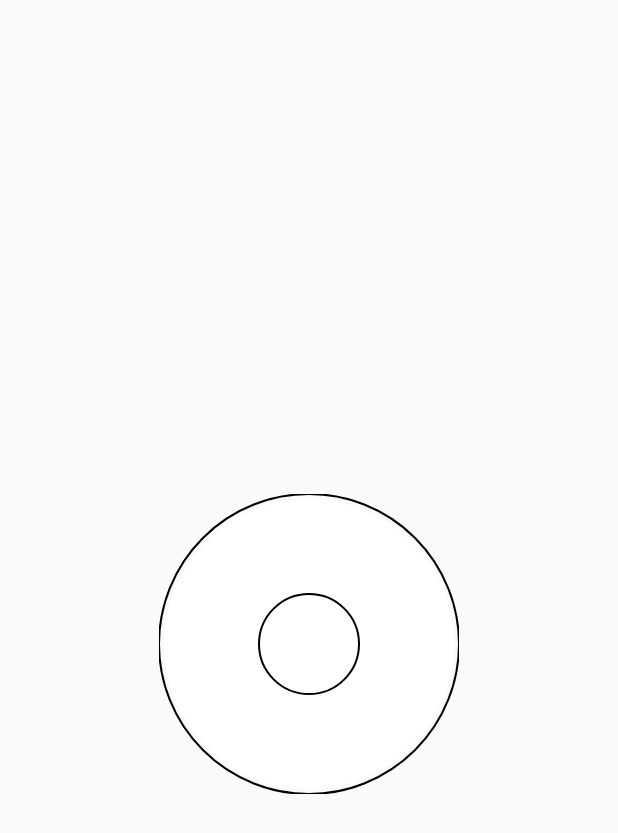
After one commit to noel77543/ToolList, an Android app: the fragment RockerViewFragment placed in its activity, on a phone screen of 412 x 824 dp. The commit adds this screen. Shown: the top 833 px of the screen. Run offline under Robolectric (Android 15) with nearby library versions, the phone set to English and light mode, and no system bars; our stand-ins replace ButterKnife.

Commit message:
[新增] 新增RockerView

```diff
--- a/app/src/main/java/tw/noel/sung/com/toollist/MainActivity.java
+++ b/app/src/main/java/tw/noel/sung/com/toollist/MainActivity.java
@@ -133,6 +133,7 @@ public class MainActivity extends FragmentActivity implements Runnable, Expandab
         childrenUI.add("6. LotteryView");
         childrenUI.add("7. AutoTextView");
         childrenUI.add("8. MultipleSectionProgressView");
+        childrenUI.add("9. RockerView");
 
         ArrayList<String> childrenTool = new ArrayList<>();
         childrenTool.add("1. QRCode Scanner");
@@ -235,6 +236,11 @@ public class MainActivity extends FragmentActivity implements Runnable, Expandab
                 case 7:
                     intent.putExtra(KEY_PAGE, UIActivity.PAGE_MULTIPLES_SECTION_PROGRESS_VIEW);
                     break;
+                //RockerVIew
+                case 8:
+                    intent.putExtra(KEY_PAGE, UIActivity.PAGE_ROCKER_VIEW);
+                    break;
+
             }
             intent.putExtra(KEY_TITLE, (String) parent.getExpandableListAdapter().getChild(groupPosition, childPosition));
             startActivity(intent);
--- a/app/src/main/java/tw/noel/sung/com/toollist/ui/UIActivity.java
+++ b/app/src/main/java/tw/noel/sung/com/toollist/ui/UIActivity.java
@@ -24,6 +24,7 @@ import tw.noel.sung.com.toollist.ui.flower_button.FlowerButtonFragment;
 import tw.noel.sung.com.toollist.ui.link_view.LinkViewFragment;
 import tw.noel.sung.com.toollist.ui.loterry_view.LotteryViewFragment;
 import tw.noel.sung.com.toollist.ui.multiple_section_progress_view.MultipleSectionProgressViewFragment;
+import tw.noel.sung.com.toollist.ui.rocker_view.RockerViewFragment;
 import tw.noel.sung.com.toollist.ui.simple_pie_view.SimplePieViewFragment;
 import tw.noel.sung.com.toollist.ui.round_progress_view.RoundProgressViewFragment;
 
@@ -43,8 +44,9 @@ public class UIActivity extends FragmentActivity {
     public static final int PAGE_LOTTERY_VIEW = 106;
     public static final int PAGE_AUTO_TEXT_VIEW = 107;
     public static final int PAGE_MULTIPLES_SECTION_PROGRESS_VIEW = 108;
+    public static final int PAGE_ROCKER_VIEW = 109;
 
-    @IntDef({PAGE_FLOWER_BUTTON, PAGE_LINK_VIEW, PAGE_SIMPLE_PIE_VIEW, PAGE_BLOCK_PIE_VIEW, PAGE_ROUND_PROGRESS_VIEW, PAGE_LOTTERY_VIEW, PAGE_AUTO_TEXT_VIEW,PAGE_MULTIPLES_SECTION_PROGRESS_VIEW})
+    @IntDef({PAGE_FLOWER_BUTTON, PAGE_LINK_VIEW, PAGE_SIMPLE_PIE_VIEW, PAGE_BLOCK_PIE_VIEW, PAGE_ROUND_PROGRESS_VIEW, PAGE_LOTTERY_VIEW, PAGE_AUTO_TEXT_VIEW, PAGE_MULTIPLES_SECTION_PROGRESS_VIEW, PAGE_ROCKER_VIEW})
     @Retention(RetentionPolicy.SOURCE)
     public @interface Page {
     }
@@ -94,6 +96,9 @@ public class UIActivity extends FragmentActivity {
             case PAGE_MULTIPLES_SECTION_PROGRESS_VIEW:
                 fragment = new MultipleSectionProgressViewFragment();
                 break;
+            case PAGE_ROCKER_VIEW:
+                fragment = new RockerViewFragment();
+                break;
         }
         if (fragment != null) {
             replaceFragment(fragment, null);
--- a/app/src/main/java/tw/noel/sung/com/toollist/ui/link_view/util/LinkView.java
+++ b/app/src/main/java/tw/noel/sung/com/toollist/ui/link_view/util/LinkView.java
@@ -74,9 +74,7 @@ public class LinkView extends android.support.v7.widget.AppCompatImageView imple
     private Context context;
 
     public LinkView(Context context) {
-        super(context);
-        this.context = context;
-        init();
+        this(context,null);
     }
 
     public LinkView(Context context, @Nullable AttributeSet attrs) {
--- /dev/null
+++ b/app/src/main/java/tw/noel/sung/com/toollist/ui/rocker_view/RockerViewFragment.java
@@ -0,0 +1,16 @@
+package tw.noel.sung.com.toollist.ui.rocker_view;
+
+import tw.noel.sung.com.toollist.BasePageFragment;
+import tw.noel.sung.com.toollist.R;
+
+public class RockerViewFragment extends BasePageFragment {
+    @Override
+    protected int getContentView() {
+        return R.layout.fragment_rocker_view;
+    }
+
+    @Override
+    protected void init() {
+
+    }
+}
--- /dev/null
+++ b/app/src/main/java/tw/noel/sung/com/toollist/ui/rocker_view/util/RockerView.java
@@ -0,0 +1,194 @@
+package tw.noel.sung.com.toollist.ui.rocker_view.util;
+
+import android.content.Context;
+import android.content.res.TypedArray;
+import android.graphics.Bitmap;
+import android.graphics.Canvas;
+import android.graphics.Color;
+import android.graphics.Paint;
+import android.graphics.PorterDuff;
+import android.graphics.drawable.BitmapDrawable;
+import android.os.Build;
+import android.support.annotation.Nullable;
+import android.util.AttributeSet;
+import android.util.Log;
+import android.view.MotionEvent;
+import android.view.View;
+import android.view.ViewTreeObserver;
+
+import tw.noel.sung.com.toollist.R;
+
+public class RockerView extends android.support.v7.widget.AppCompatImageView implements ViewTreeObserver.OnGlobalLayoutListener, View.OnTouchListener {
+    private Context context;
+    private final int LINE_WIDTH = 5;
+
+    // 外圓
+    private Canvas canvasOuter;
+    private Bitmap bitmapOuter;
+    private float radiusOuter;
+    private Paint paintOuter;
+    //預設外圓線條顏色
+    private final String DEFAULT_CIRCLE_OUTER_LINE_COLOR = "#000000";
+    //預設外圓顏色
+    private final String DEFAULT_CIRCLE_OUTER_COLOR = "#FFFFFF";
+    private int outerCircleLineColor;
+    private int outerCircleColor;
+
+    // 內圓
+    private Canvas canvasInner;
+    private Bitmap bitmapInner;
+    private float radiusInner;
+    private Paint paintInner;
+    //預設內圓線條顏色
+    private final String DEFAULT_CIRCLE_INNER_LINE_COLOR = "#000000";
+    //預設內圓顏色
+    private final String DEFAULT_CIRCLE_INNER_COLOR = "#FFFFFF";
+    private int innerCircleLineColor;
+    private int innerCircleColor;
+
+    //目前內圓的X值
+    private float currentInnerCenterX;
+    //目前內圓的Y值
+    private float currentInnerCenterY;
+
+
+    public RockerView(Context context) {
+        this(context, null);
+    }
+
+    public RockerView(Context context, @Nullable AttributeSet attrs) {
+        this(context, attrs, 0);
+    }
+
+    public RockerView(Context context, @Nullable AttributeSet attrs, int defStyleAttr) {
+        super(context, attrs, defStyleAttr);
+        this.context = context;
+        initAttr(attrs, defStyleAttr);
+        init();
+    }
+
+    //-----------------
+
+    private void initAttr(AttributeSet attrs, int defStyleAttr) {
+        TypedArray typedArray = context.getTheme().obtainStyledAttributes(attrs, R.styleable.RockerView, defStyleAttr, 0);
+        radiusInner = typedArray.getDimension(R.styleable.RockerView_rockerViewInnerCircleRadius, 0);
+        outerCircleLineColor = typedArray.getColor(R.styleable.RockerView_rockerViewOuterCircleLineColor, Color.parseColor(DEFAULT_CIRCLE_OUTER_LINE_COLOR));
+        outerCircleColor = typedArray.getColor(R.styleable.RockerView_rockerViewOuterCircleColor, Color.parseColor(DEFAULT_CIRCLE_OUTER_COLOR));
+        innerCircleLineColor = typedArray.getColor(R.styleable.RockerView_rockerViewInnerCircleLineColor, Color.parseColor(DEFAULT_CIRCLE_INNER_LINE_COLOR));
+        innerCircleColor = typedArray.getColor(R.styleable.RockerView_rockerViewInnerCircleColor, Color.parseColor(DEFAULT_CIRCLE_INNER_COLOR));
+        typedArray.recycle();
+    }
+
+
+    //-----------------
+
+    private void init() {
+        paintOuter = new Paint(Paint.ANTI_ALIAS_FLAG);
+        paintInner = new Paint(Paint.ANTI_ALIAS_FLAG);
+
+        getViewTreeObserver().addOnGlobalLayoutListener(this);
+        setOnTouchListener(this);
+    }
+
+    //-----------------
+
+    @Override
+    public void onGlobalLayout() {
+        if (Build.VERSION.SDK_INT >= 16) {
+            getViewTreeObserver().removeOnGlobalLayoutListener(this);
+        } else {
+            getViewTreeObserver().removeGlobalOnLayoutListener(this);
+        }
+
+        int viewWidth = getWidth();
+        int viewHeight = getHeight();
+        //布局寬高較小者的一半 為外圓半徑
+        radiusOuter = viewWidth < viewHeight ? viewWidth / 2 : viewHeight / 2;
+        radiusInner = radiusInner <= 0 || radiusInner > radiusOuter ? radiusOuter / 3 : radiusOuter;
+
+
+        bitmapOuter = Bitmap.createBitmap(viewWidth, viewHeight, Bitmap.Config.ARGB_8888);
+        canvasOuter = new Canvas(bitmapOuter);
+        setBackground(new BitmapDrawable(getResources(), bitmapOuter));
+        drawOuterCircle();
+
+
+        bitmapInner = Bitmap.createBitmap(viewWidth, viewHeight, Bitmap.Config.ARGB_8888);
+        canvasInner = new Canvas(bitmapInner);
+        setImageBitmap(bitmapInner);
+        drawInnerCircle(radiusOuter, radiusOuter);
+
+        currentInnerCenterX = radiusOuter;
+        currentInnerCenterY = radiusOuter;
+    }
+    //-------------
+
+    /***
+     *  繪製外圓
+     */
+    private void drawOuterCircle() {
+        paintOuter.setStyle(Paint.Style.STROKE);
+        paintOuter.setStrokeWidth(LINE_WIDTH / 2);
+        paintOuter.setColor(outerCircleLineColor);
+        canvasOuter.drawCircle(radiusOuter, radiusOuter, radiusOuter, paintOuter);
+        paintOuter.setStyle(Paint.Style.FILL);
+        paintOuter.setColor(outerCircleColor);
+        canvasOuter.drawCircle(radiusOuter, radiusOuter, radiusOuter - LINE_WIDTH, paintOuter);
+    }
+    //-------------
+
+    /***
+     *  繪製內圓
+     */
+    private void drawInnerCircle(float centerX, float centerY) {
+        canvasInner.drawColor(Color.TRANSPARENT, PorterDuff.Mode.CLEAR);
+        paintInner.setStyle(Paint.Style.STROKE);
+        paintInner.setStrokeWidth(LINE_WIDTH / 2);
+        paintInner.setColor(innerCircleLineColor);
+        canvasInner.drawCircle(centerX, centerY, radiusInner, paintInner);
+        paintInner.setStyle(Paint.Style.FILL);
+        paintInner.setColor(innerCircleColor);
+        canvasInner.drawCircle(centerX, centerY, radiusInner - LINE_WIDTH, paintInner);
+        invalidate();
+    }
+
+
+    //------------
+
+    @Override
+    public boolean onTouch(View v, MotionEvent event) {
+
+        int action = event.getAction();
+        float x = event.getX();
+        float y = event.getY();
+
+        switch (action) {
+            case MotionEvent.ACTION_DOWN:
+                break;
+            case MotionEvent.ACTION_MOVE:
+
+                if (getDistanceOfCenter(currentInnerCenterX, currentInnerCenterY) < radiusOuter - radiusInner) {
+                    currentInnerCenterX = x;
+                    currentInnerCenterY = y;
+                    drawInnerCircle(currentInnerCenterX, currentInnerCenterY);
+                }
+                break;
+            case MotionEvent.ACTION_UP:
+                drawInnerCircle(radiusOuter, radiusOuter);
+                currentInnerCenterX = radiusOuter;
+                currentInnerCenterY = radiusOuter;
+                break;
+        }
+        return true;
+    }
+
+    //------------
+
+    /***
+     *  取得與圓心的距離
+     * @return
+     */
+    private double getDistanceOfCenter(float x, float y) {
+        return Math.sqrt(Math.pow((y - radiusOuter), 2) + Math.pow((x - radiusOuter), 2));
+    }
+}
--- /dev/null
+++ b/app/src/main/res/layout/fragment_rocker_view.xml
@@ -0,0 +1,10 @@
+<?xml version="1.0" encoding="utf-8"?>
+<LinearLayout xmlns:android="http://schemas.android.com/apk/res/android"
+    android:layout_width="match_parent"
+    android:layout_height="match_parent"
+    android:gravity="center">
+
+    <tw.noel.sung.com.toollist.ui.rocker_view.util.RockerView
+        android:layout_width="200dp"
+        android:layout_height="200dp" />
+</LinearLayout>
```
Also changed, not shown: app/src/main/res/values/attrs.xml (+14 -7 lines).
